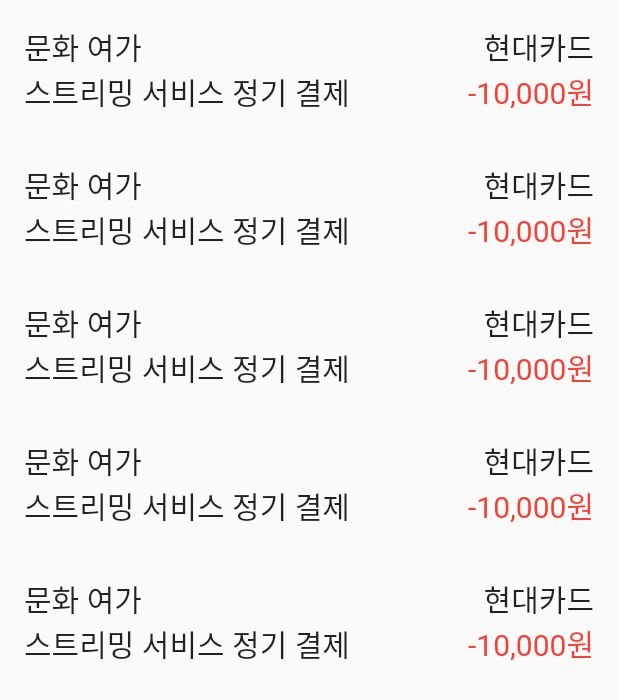
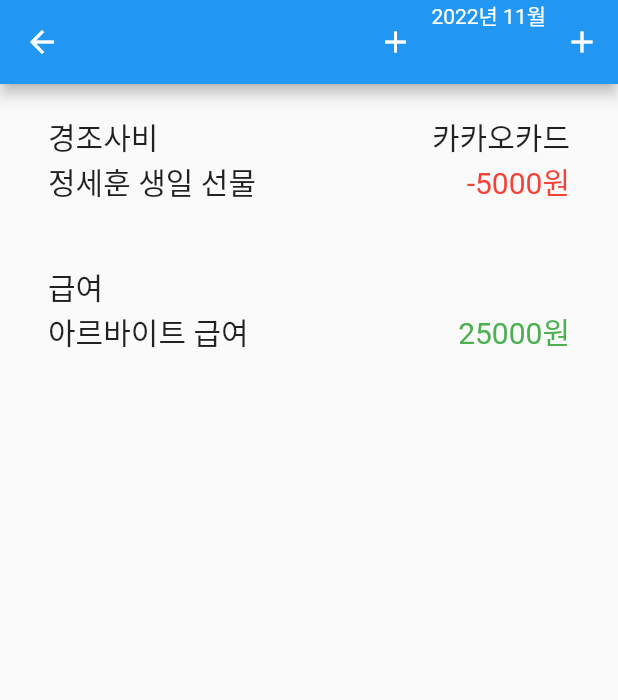
Before and after one commit to JUNGSEHOON-AutoML/flutter-budget-app, a Flutter app: the HistoryScreen screen opened by its route, on a phone screen of 412 x 824 dp. Shown: the top 700 px of the screen. Run offline on Flutter 3.47's test engine with Material 2 defaults, Android fonts, the phone set to English and light mode, and no system bars; our stand-ins replace firebase_auth, firebase_core, firebase_database, floor, get, google_sign_in and 1 more; accounts and stored records are empty; generated files the repository leaves out were written again.

Commit message:
[FEAT] nowYM에 따라 ListView 만드는 Function 추가

```diff
--- a/lib/presentation/history/history_screen.dart
+++ b/lib/presentation/history/history_screen.dart
@@ -1,7 +1,9 @@
 import 'package:account_book/di/my_service.dart';
+import 'package:account_book/domain/model/record.dart';
 import 'package:account_book/domain/use_case/properties_use_case/get_categories_use_case.dart';
 import 'package:flutter/material.dart';
 import 'package:get/get.dart';
+import 'package:intl/intl.dart';
 
 class HistoryScreen extends StatelessWidget {
   const HistoryScreen({Key? key}) : super(key: key);
@@ -13,59 +15,139 @@ class HistoryScreen extends StatelessWidget {
     final test = Get.put(GetCategoriesUseCase());
     test.invoke();
 
+    // "2022-11"
+    // print(MyService.to.history.keys);
+    String nowYM = "2022" + "-" + "11";
+    MyService.to.makeDummies();
+    // print(MyService.to.history!.length);
+
+    final items = List.generate(MyService.to.history[nowYM]!.length, (index) => index)
+        .toList();
+
     return Scaffold(
-        body: monthDateListView(5));
+        appBar: AppBar(
+          actions: [
+            IconButton(
+              icon: const Icon(Icons.add),
+              onPressed: () {},
+            ),
+            const Text('2022년 11월'),
+            IconButton(
+              icon: const Icon(Icons.add),
+              onPressed: () {},
+            ),
+          ],
+        ),
+        body: ListView(
+            scrollDirection: Axis.vertical,
+            children: items.map((i) => listTileView(nowYM, i)).toList()
+        )
+    );
   }
 }
 
-ListView monthDateListView(int length) {
-
-  if (length == 0) {
-    return ListView();
-  }
-  print(MyService.to.history);
-
-  return ListView(
-    scrollDirection: Axis.vertical,
-    children: List.generate(length, (index) => index)
-        .toList()
-        .map((i) => Padding(
+  ListTile listTileView(String nowYM, int now) {
+    if (MyService.to.history[nowYM]![now].type == RecordType.spend) {
+      String cardName = MyService.to.history[nowYM]![now].payment!.name;
+      String categoryName = MyService.to.history[nowYM]![now].category.name;
+      String title = MyService.to.history[nowYM]![now].title;
+      String price = MyService.to.history[nowYM]![now].price.toString();
+      return ListTile(
+        title: Padding(
           padding: const EdgeInsets.all(16.0),
           child: Column(
             children: [
               Row(
                 mainAxisAlignment: MainAxisAlignment.spaceBetween,
-            children: const [
+                children: [
                   Text(
-                "문화 여가",
-                style:
-                TextStyle(fontSize: 20),
+                    "${categoryName}",
+                    style: TextStyle(fontSize: 20),
                   ),
                   Text(
-                "현대카드",
-                style:
-                TextStyle(fontSize: 20),
-              )
+                    "${cardName}",
+                    style: TextStyle(fontSize: 20),
+                  ),
                 ],
               ),
               Row(
                 mainAxisAlignment: MainAxisAlignment.spaceBetween,
-            children: const [
+                children: [
                   Text(
-                "스트리밍 서비스 정기 결제",
-                style:
-                TextStyle(fontSize: 20),
+                    "${title}",
+                    style: TextStyle(fontSize: 20),
                   ),
                   Text(
-                "-10,000원",
-                style:
-                TextStyle(fontSize: 20, color: Colors.red),
+                    "-${price}원",
+                    style: TextStyle(fontSize: 20, color: Colors.red),
                   )
                 ],
               ),
             ],
           ),
-        ))
-        .toList(),
+        ),
+        onTap: () {},
       );
+    } else if (MyService.to.history[nowYM]![now].type == RecordType.income) {
+      String categoryName = MyService.to.history[nowYM]![now].category.name;
+      String title = MyService.to.history[nowYM]![now].title;
+      String price = MyService.to.history[nowYM]![now].price.toString();
+      return ListTile(
+        title: Padding(
+          padding: const EdgeInsets.all(16.0),
+          child: Column(
+            children: [
+              Row(
+                mainAxisAlignment: MainAxisAlignment.spaceBetween,
+                children: [
+                  Text(
+                    "${categoryName}",
+                    style: TextStyle(fontSize: 20),
+                  ),
+                ],
+              ),
+              Row(
+                mainAxisAlignment: MainAxisAlignment.spaceBetween,
+                children: [
+                  Text(
+                    "${title}",
+                    style: TextStyle(fontSize: 20),
+                  ),
+                  Text(
+                    "${price}원",
+                    style: TextStyle(fontSize: 20, color: Colors.green),
+                  )
+                ],
+              ),
+            ],
+          ),
+        ),
+        onTap: () {},
+      );
+    } else {
+      return ListTile();
     }
+  }
+
+// record1.id = "1";
+// record1.payment = Payment();
+// record1.payment!.id = 1;
+// record1.payment!.name = "카카오카드";
+// record1.category = Category();
+// record1.category.id = 1;
+// record1.category.name = "경조사비";
+// record1.category.color = AppColor.pink2;
+// record1.type = RecordType.spend;
+// record1.date = "2022-11-03";
+// record1.price = 5000;
+// record1.title = "정세훈 생일 선물";
+
+// record2.id = "2";
+// record2.category = Category();
+// record2.category.id = 2;
+// record2.category.name = "급여";
+// record2.category.color = AppColor.olive5;
+// record2.type = RecordType.income;
+// record2.date = "2022-11-06";
+// record2.price = 25000;
+// record2.title = "아르바이트 급여";
--- a/lib/presentation/login/login_screen.dart
+++ b/lib/presentation/login/login_screen.dart
@@ -26,6 +26,7 @@ class LoginScreen extends GetView<MyService> {
                         getCategoriesUseCase.invoke();
                         getPaymentsUseCase.invoke();
                         getHistoryUseCase.invoke();
+                        MyService.to.makeDummies();
                         Get.offAndToNamed('/history');
                       },
                       onFailure: () => {print("Failed to login")});
```
Lines whose indentation alone changed are shown as unchanged.
